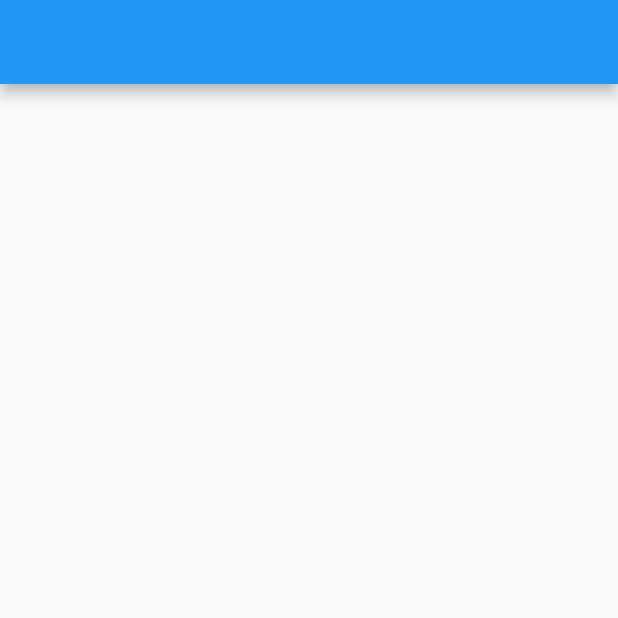
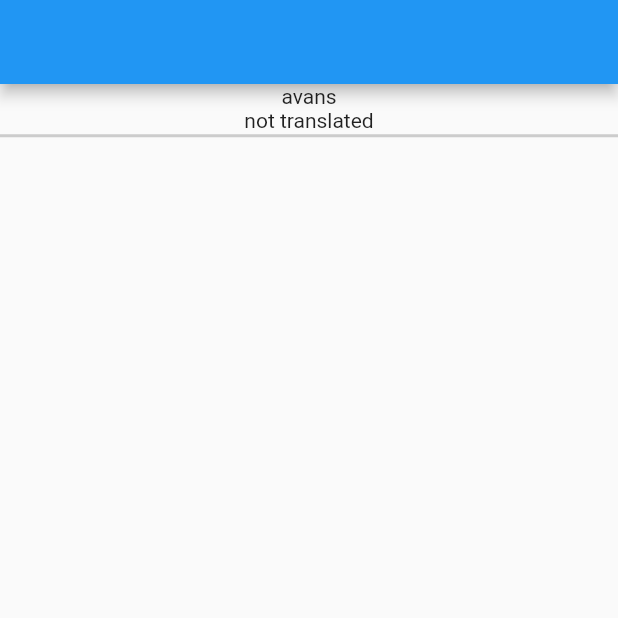
Before and after one commit to sardorbek-jurakulov/en_uz_dictionary, a Flutter app: the screen it shows after launch, on a phone screen of 412 x 824 dp, the top half of it. Run offline on Flutter 3.47's test engine with Material 2 defaults, Android fonts, the light colour scheme and no system bars.

Commit message:
create one word without style

```diff
--- a/lib/words_list_page.dart
+++ b/lib/words_list_page.dart
@@ -1,14 +1,23 @@
 import "package:flutter/material.dart";
+import "package:moc_dictionary/models/word_model.dart";
 
 class WordsListPage extends StatelessWidget {
-  const WordsListPage({Key? key}) : super(key: key);
+  WordsListPage({Key? key}) : super(key: key);
 
-  Widget createWordItem() {
-    return Column(
-      children: [
-        Text(""),
-        Text(""),
-      ],
+  List<Word> words = [
+    Word("avans", "", "bank"),
+  ];
+
+  Widget createWordItem(
+      String wordInUzbek, String wordInEnglish, String wordDifinitionInUzbek) {
+    return InkWell(
+      onTap: () {},
+      child: Column(
+        children: [
+          Text(wordInUzbek),
+          Text((wordInEnglish.isNotEmpty) ? wordInEnglish : "not translated"),
+        ],
+      ),
     );
   }
 
@@ -18,10 +27,14 @@ class WordsListPage extends StatelessWidget {
       child: Scaffold(
         appBar: AppBar(),
         body: ListView.builder(
-          itemCount: 0,
+          itemCount: words.length,
           itemBuilder: (BuildContext context, int index) {
             return Column(children: [
-              createWordItem(),
+              createWordItem(
+                words[index].wordInUzbek,
+                words[index].wordInEnglish,
+                words[index].wordDifinitionInUzbek,
+              ),
               const Divider(
                 height: 5,
                 thickness: 2,
```
